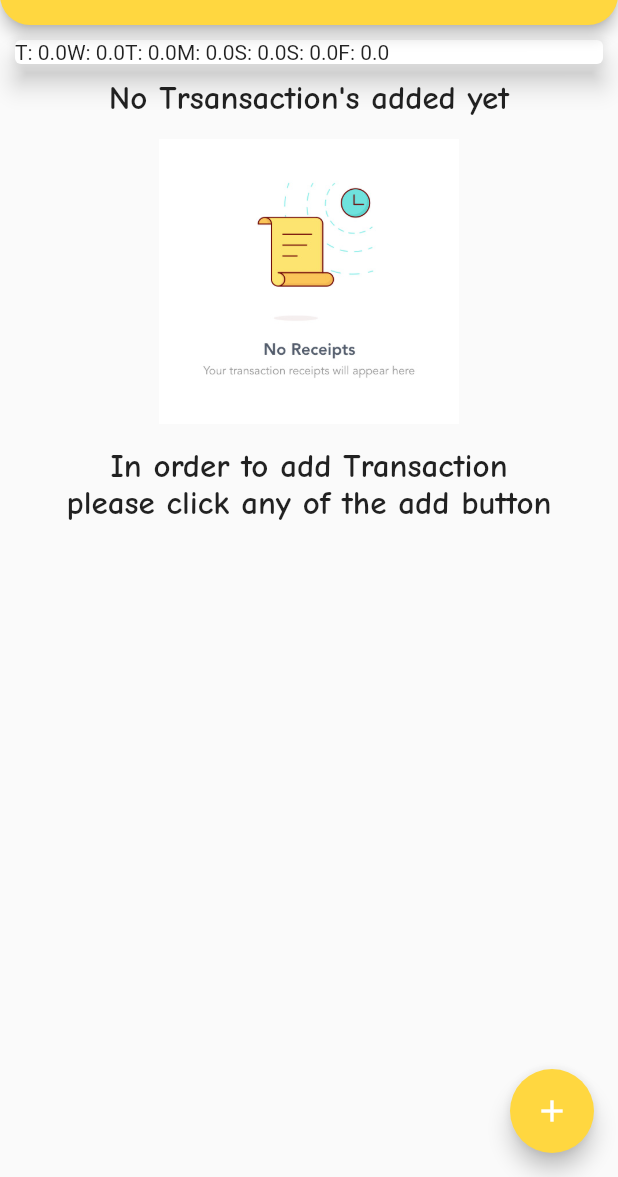
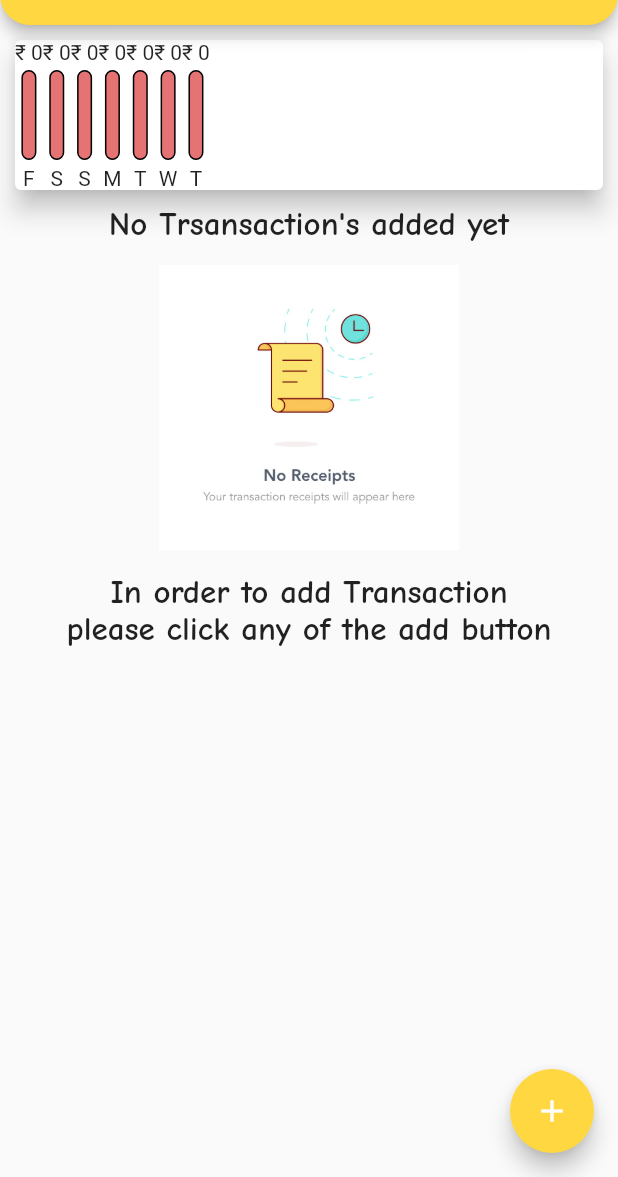
Before and after one commit to Erickeagle3/expense_app, a Flutter app: the screen it shows after launch, on a phone screen of 412 x 824 dp, the part 59-1236 px from its top. Run offline on Flutter 3.47's test engine with Material 2 defaults, Android fonts, the phone set to English and light mode, and no system bars.

Commit message:
flutter: made chart visible Signed-off-by: Erickeagle3 <sayanchakraborty334@gmail.com>
Note - i had made changes about all the stuff related to transaction amount make sure to check them peacefully

```diff
--- a/lib/widgets/chart.dart
+++ b/lib/widgets/chart.dart
@@ -1,11 +1,12 @@
 import 'package:flutter/material.dart';
 import 'package:intl/intl.dart';
 import 'package:expense_app/data/trans.dart';
+import 'chart_box.dart';
 
 class MyChart extends StatelessWidget {
   final List<Trans> recentTransactions;
 
-  const MyChart(this.recentTransactions, {super.key});
+   const MyChart(this.recentTransactions, {super.key});
 
   List<Map<String, Object>> get groupedTransactionValues {
     return List.generate(7, (index) {
@@ -29,8 +30,15 @@ class MyChart extends StatelessWidget {
         'day': DateFormat.E().format(weekDay).substring(0, 1),
         'amount': totalSum,
       };
+    }).reversed.toList();
+  }
+
+  double get totalSpending {
+    return groupedTransactionValues.fold(0.0, (sum, item) {
+      return sum + (item['amount'] as num);
     });
   }
+
 
   @override
   Widget build(BuildContext context) {
@@ -39,7 +47,12 @@ class MyChart extends StatelessWidget {
       margin: const EdgeInsets.all(10),
       child: Row(
         children: groupedTransactionValues.map((view) {
-          return Text('${view['day']}: ${view['amount']}');
+          return MyChartBox(
+            view['day'] as String,
+            view['amount'] as double,
+            totalSpending == 0.0
+             ? 0.0 : (view['amount'] as double) / totalSpending,
+          );
         }).toList(),
       ),
     );
--- /dev/null
+++ b/lib/widgets/chart_box.dart
@@ -0,0 +1,48 @@
+import 'package:flutter/material.dart';
+
+class MyChartBox extends StatelessWidget {
+  final String leb;
+  final double spentAmount;
+  final double spentperofTotal;
+
+  const MyChartBox(this.leb, this.spentAmount, this.spentperofTotal,
+      {super.key});
+
+  @override
+  Widget build(BuildContext context) {
+    return Column(
+      children: <Widget>[
+        Text('₹ ${spentAmount.toStringAsFixed(0)}'),
+        const SizedBox(
+          height: 4,
+        ),
+        // ignore: sized_box_for_whitespace
+        Container(
+          height: 60,
+          width: 10,
+          child: Stack(children: <Widget>[
+            Container(
+              decoration: BoxDecoration(
+                border: Border.all(color: Colors.black, width: 1.0),
+                color: Colors.red.shade300,
+                borderRadius: BorderRadius.circular(15),
+              ),
+            ),
+            FractionallySizedBox(
+              heightFactor: spentperofTotal,
+              child: Container(
+                decoration: BoxDecoration(
+                    color: Theme.of(context).primaryColor,
+                    borderRadius: BorderRadius.circular(15)),
+              ),
+            )
+          ]),
+        ),
+        const SizedBox(
+          height: 4,
+        ),
+        Text(leb),
+      ],
+    );
+  }
+}
```
